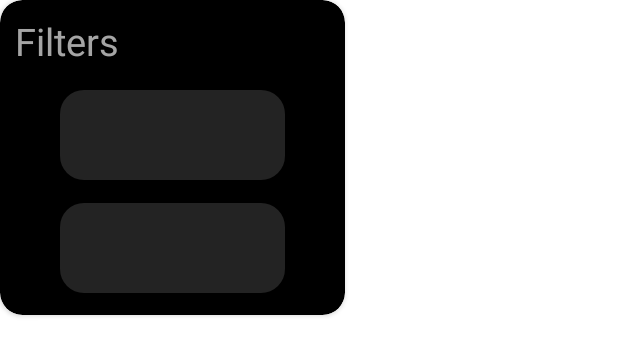
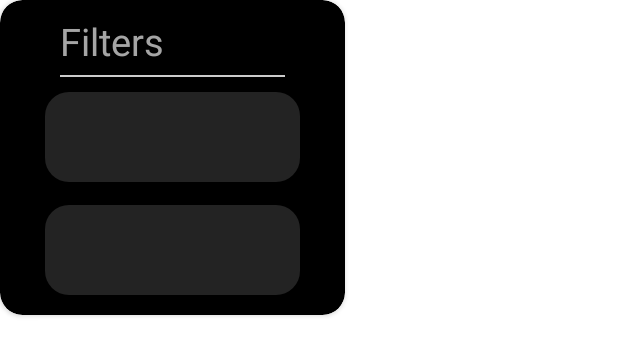
Before and after one commit to mohammedysamir/Edvora_Ride, an Android app: the layout filter_dialog.xml on its own in the app's theme, with its tools: preview values and no code run, on a phone screen of 412 x 824 dp. Shown: the top 356 px of the screen. Run offline under Robolectric (Android 15) with nearby library versions, the phone set to English and light mode, and no system bars.

Commit message:
Add: extract style of spinner into style tag, add separator line to match the design.

```diff
--- a/app/src/main/res/layout/filter_dialog.xml
+++ b/app/src/main/res/layout/filter_dialog.xml
@@ -16,34 +16,35 @@
             android:id="@+id/filter_text"
             android:layout_width="wrap_content"
             android:layout_height="wrap_content"
+            android:layout_marginStart="30dp"
             android:text="Filters"
             android:textColor="#A5A5A5"
             android:textSize="25sp"
             app:layout_constraintLeft_toLeftOf="parent"
             app:layout_constraintTop_toTopOf="parent" />
 
-        <androidx.appcompat.widget.AppCompatSpinner
-            android:id="@+id/state_spinner"
+        <View
+            android:id="@+id/separator"
             android:layout_width="150dp"
-            android:layout_height="60dp"
-            android:layout_marginTop="15dp"
-            android:background="@drawable/city_state_card"
-            android:backgroundTint="#232323"
-            android:padding="10dp"
-            android:textAlignment="viewStart"
-            app:layout_constraintEnd_toEndOf="parent"
-            app:layout_constraintStart_toStartOf="parent"
+            android:layout_height="1dp"
+            android:layout_marginStart="30dp"
+            android:layout_marginTop="5dp"
+            android:background="#CBCBCB"
+            app:layout_constraintLeft_toLeftOf="parent"
             app:layout_constraintTop_toBottomOf="@id/filter_text" />
 
         <androidx.appcompat.widget.AppCompatSpinner
+            android:id="@+id/state_spinner"
+            style="@style/spinner_style"
+            android:layout_marginTop="10dp"
+            app:layout_constraintEnd_toEndOf="parent"
+            app:layout_constraintStart_toStartOf="parent"
+            app:layout_constraintTop_toBottomOf="@id/separator" />
+
+        <androidx.appcompat.widget.AppCompatSpinner
             android:id="@+id/city_spinner"
-            android:layout_width="150dp"
-            android:layout_height="60dp"
+            style="@style/spinner_style"
             android:layout_marginTop="15dp"
-            android:padding="10dp"
-            android:background="@drawable/city_state_card"
-            android:backgroundTint="#232323"
-            android:textAlignment="viewStart"
             app:layout_constraintEnd_toEndOf="parent"
             app:layout_constraintStart_toStartOf="parent"
             app:layout_constraintTop_toBottomOf="@id/state_spinner" />
--- a/app/src/main/res/values/style.xml
+++ b/app/src/main/res/values/style.xml
@@ -19,4 +19,13 @@
         <item name="android:layout_marginTop">10dp</item>
         <item name="android:background">@drawable/city_state_card</item>
     </style>
+
+    <style name="spinner_style">
+        <item name="android:layout_height">60dp</item>
+        <item name="android:layout_width">170dp</item>
+        <item name="android:background">@drawable/city_state_card</item>
+        <item name="android:backgroundTint">#232323</item>
+        <item name="android:padding">10dp</item>
+        <item name="android:textAlignment">viewStart</item>
+    </style>
 </resources>
```
